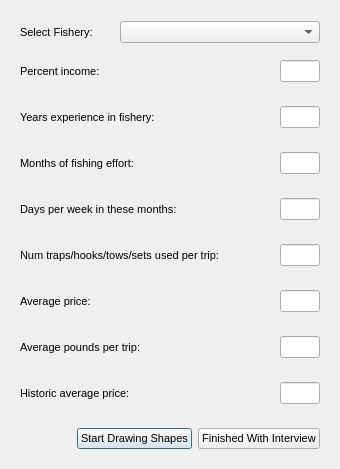
The window that oom_bc_comm/Interview/selectfishery.ui (Ecotrust/openoceanmap-desktop) describes before a commit, drawn with Qt 5.
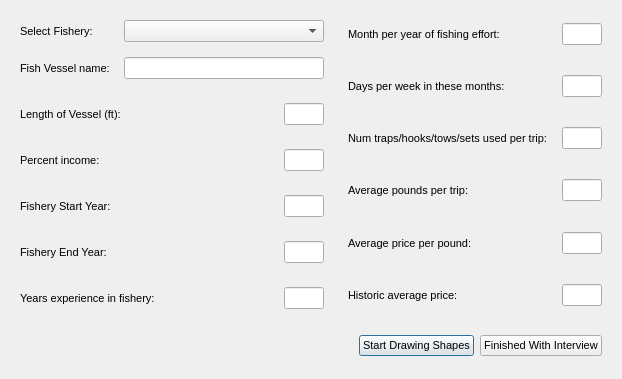
The same window after the commit.

Diff of the .ui file:
```diff
--- a/oom_bc_comm/Interview/selectfishery.ui
+++ b/oom_bc_comm/Interview/selectfishery.ui
@@ -6,13 +6,15 @@
    <rect>
     <x>0</x>
     <y>0</y>
-    <width>340</width>
-    <height>469</height>
+    <width>622</width>
+    <height>379</height>
    </rect>
   </property>
   <property name="windowTitle" >
    <string>OpenOceanMap - Select Fishery</string>
   </property>
+  <layout class="QGridLayout" name="gridLayout" >
+   <item row="0" column="0" >
   <layout class="QVBoxLayout" name="verticalLayout" >
    <item>
     <layout class="QHBoxLayout" name="horizontalLayout_3" >
@@ -246,6 +248,176 @@
      </item>
     </layout>
    </item>
+     <item>
+      <layout class="QHBoxLayout" name="horizontalLayout_25" >
+       <item>
+        <widget class="QWidget" native="1" name="widget_13" >
+         <property name="font" >
+          <font>
+           <family>Tahoma</family>
+           <pointsize>8</pointsize>
+          </font>
+         </property>
+         <layout class="QHBoxLayout" name="horizontalLayout_26" >
+          <item>
+           <widget class="QLabel" name="label_14" >
+            <property name="minimumSize" >
+             <size>
+              <width>90</width>
+              <height>0</height>
+             </size>
+            </property>
+            <property name="maximumSize" >
+             <size>
+              <width>90</width>
+              <height>16777215</height>
+             </size>
+            </property>
+            <property name="font" >
+             <font>
+              <family>Tahoma</family>
+              <pointsize>8</pointsize>
+             </font>
+            </property>
+            <property name="text" >
+             <string>Fish Vessel name:</string>
+            </property>
+           </widget>
+          </item>
+          <item>
+           <spacer name="horizontalSpacer_3" >
+            <property name="font" >
+             <font>
+              <family>Tahoma</family>
+              <pointsize>8</pointsize>
+             </font>
+            </property>
+            <property name="orientation" >
+             <enum>Qt::Horizontal</enum>
+            </property>
+            <property name="sizeHint" stdset="0" >
+             <size>
+              <width>40</width>
+              <height>20</height>
+             </size>
+            </property>
+           </spacer>
+          </item>
+          <item>
+           <widget class="QLineEdit" name="fishery_vessel_name" >
+            <property name="minimumSize" >
+             <size>
+              <width>200</width>
+              <height>0</height>
+             </size>
+            </property>
+            <property name="maximumSize" >
+             <size>
+              <width>200</width>
+              <height>16777215</height>
+             </size>
+            </property>
+            <property name="font" >
+             <font>
+              <family>Tahoma</family>
+              <pointsize>8</pointsize>
+             </font>
+            </property>
+           </widget>
+          </item>
+         </layout>
+         <zorder>label_14</zorder>
+         <zorder>fishery_vessel_name</zorder>
+         <zorder>horizontalSpacer_3</zorder>
+        </widget>
+       </item>
+      </layout>
+     </item>
+     <item>
+      <layout class="QHBoxLayout" name="horizontalLayout_27" >
+       <item>
+        <widget class="QWidget" native="1" name="widget_14" >
+         <property name="font" >
+          <font>
+           <family>Tahoma</family>
+           <pointsize>8</pointsize>
+          </font>
+         </property>
+         <layout class="QHBoxLayout" name="horizontalLayout_28" >
+          <item>
+           <widget class="QLabel" name="label_15" >
+            <property name="minimumSize" >
+             <size>
+              <width>200</width>
+              <height>0</height>
+             </size>
+            </property>
+            <property name="maximumSize" >
+             <size>
+              <width>200</width>
+              <height>16777215</height>
+             </size>
+            </property>
+            <property name="font" >
+             <font>
+              <family>Tahoma</family>
+              <pointsize>8</pointsize>
+             </font>
+            </property>
+            <property name="text" >
+             <string>Length of Vessel (ft):</string>
+            </property>
+           </widget>
+          </item>
+          <item>
+           <spacer name="horizontalSpacer_3" >
+            <property name="font" >
+             <font>
+              <family>Tahoma</family>
+              <pointsize>8</pointsize>
+             </font>
+            </property>
+            <property name="orientation" >
+             <enum>Qt::Horizontal</enum>
+            </property>
+            <property name="sizeHint" stdset="0" >
+             <size>
+              <width>40</width>
+              <height>20</height>
+             </size>
+            </property>
+           </spacer>
+          </item>
+          <item>
+           <widget class="QLineEdit" name="fishery_vessel_length" >
+            <property name="minimumSize" >
+             <size>
+              <width>40</width>
+              <height>0</height>
+             </size>
+            </property>
+            <property name="maximumSize" >
+             <size>
+              <width>40</width>
+              <height>16777215</height>
+             </size>
+            </property>
+            <property name="font" >
+             <font>
+              <family>Tahoma</family>
+              <pointsize>8</pointsize>
+             </font>
+            </property>
+           </widget>
+          </item>
+         </layout>
+         <zorder>label_15</zorder>
+         <zorder>fishery_vessel_length</zorder>
+         <zorder>horizontalSpacer_3</zorder>
+        </widget>
+       </item>
+      </layout>
+     </item>
    <item>
     <layout class="QHBoxLayout" name="horizontalLayout_15" >
      <item>
@@ -261,13 +433,13 @@
          <widget class="QLabel" name="label_9" >
           <property name="minimumSize" >
            <size>
-            <width>160</width>
+              <width>200</width>
             <height>0</height>
            </size>
           </property>
           <property name="maximumSize" >
            <size>
-            <width>160</width>
+              <width>200</width>
             <height>16777215</height>
            </size>
           </property>
@@ -331,6 +503,179 @@
      </item>
     </layout>
    </item>
+     <item>
+      <layout class="QHBoxLayout" name="horizontalLayout_9" >
+       <item>
+        <widget class="QWidget" native="1" name="widget_12" >
+         <property name="font" >
+          <font>
+           <family>Tahoma</family>
+           <pointsize>8</pointsize>
+          </font>
+         </property>
+         <layout class="QHBoxLayout" name="horizontalLayout_10" >
+          <item>
+           <widget class="QLabel" name="label_5" >
+            <property name="minimumSize" >
+             <size>
+              <width>200</width>
+              <height>0</height>
+             </size>
+            </property>
+            <property name="maximumSize" >
+             <size>
+              <width>200</width>
+              <height>16777215</height>
+             </size>
+            </property>
+            <property name="font" >
+             <font>
+              <family>Tahoma</family>
+              <pointsize>8</pointsize>
+             </font>
+            </property>
+            <property name="text" >
+             <string>Fishery Start Year:</string>
+            </property>
+           </widget>
+          </item>
+          <item>
+           <spacer name="horizontalSpacer_3" >
+            <property name="font" >
+             <font>
+              <family>Tahoma</family>
+              <pointsize>8</pointsize>
+             </font>
+            </property>
+            <property name="orientation" >
+             <enum>Qt::Horizontal</enum>
+            </property>
+            <property name="sizeHint" stdset="0" >
+             <size>
+              <width>40</width>
+              <height>20</height>
+             </size>
+            </property>
+           </spacer>
+          </item>
+          <item>
+           <widget class="QLineEdit" name="fishery_start_year" >
+            <property name="minimumSize" >
+             <size>
+              <width>40</width>
+              <height>0</height>
+             </size>
+            </property>
+            <property name="maximumSize" >
+             <size>
+              <width>40</width>
+              <height>16777215</height>
+             </size>
+            </property>
+            <property name="font" >
+             <font>
+              <family>Tahoma</family>
+              <pointsize>8</pointsize>
+             </font>
+            </property>
+            <property name="text" >
+             <string/>
+            </property>
+           </widget>
+          </item>
+         </layout>
+         <zorder>label_5</zorder>
+         <zorder>fishery_start_year</zorder>
+         <zorder>horizontalSpacer_3</zorder>
+        </widget>
+       </item>
+      </layout>
+     </item>
+     <item>
+      <layout class="QHBoxLayout" name="horizontalLayout_7" >
+       <item>
+        <widget class="QWidget" native="1" name="widget_11" >
+         <property name="font" >
+          <font>
+           <family>Tahoma</family>
+           <pointsize>8</pointsize>
+          </font>
+         </property>
+         <layout class="QHBoxLayout" name="horizontalLayout_8" >
+          <item>
+           <widget class="QLabel" name="label_4" >
+            <property name="minimumSize" >
+             <size>
+              <width>200</width>
+              <height>0</height>
+             </size>
+            </property>
+            <property name="maximumSize" >
+             <size>
+              <width>200</width>
+              <height>16777215</height>
+             </size>
+            </property>
+            <property name="font" >
+             <font>
+              <family>Tahoma</family>
+              <pointsize>8</pointsize>
+             </font>
+            </property>
+            <property name="text" >
+             <string>Fishery End Year:</string>
+            </property>
+           </widget>
+          </item>
+          <item>
+           <spacer name="horizontalSpacer_3" >
+            <property name="font" >
+             <font>
+              <family>Tahoma</family>
+              <pointsize>8</pointsize>
+             </font>
+            </property>
+            <property name="orientation" >
+             <enum>Qt::Horizontal</enum>
+            </property>
+            <property name="sizeHint" stdset="0" >
+             <size>
+              <width>40</width>
+              <height>20</height>
+             </size>
+            </property>
+           </spacer>
+          </item>
+          <item>
+           <widget class="QLineEdit" name="fishery_end_year" >
+            <property name="minimumSize" >
+             <size>
+              <width>40</width>
+              <height>0</height>
+             </size>
+            </property>
+            <property name="maximumSize" >
+             <size>
+              <width>40</width>
+              <height>16777215</height>
+             </size>
+            </property>
+            <property name="font" >
+             <font>
+              <family>Tahoma</family>
+              <pointsize>8</pointsize>
+             </font>
+            </property>
+           </widget>
+          </item>
+         </layout>
+         <zorder>label_4</zorder>
+         <zorder>fishery_end_year</zorder>
+         <zorder>horizontalSpacer_3</zorder>
+        </widget>
+       </item>
+      </layout>
+     </item>
    <item>
     <layout class="QHBoxLayout" name="horizontalLayout_11" >
      <item>
@@ -346,13 +691,13 @@
          <widget class="QLabel" name="label_7" >
           <property name="minimumSize" >
            <size>
-            <width>160</width>
+              <width>200</width>
             <height>0</height>
            </size>
           </property>
           <property name="maximumSize" >
            <size>
-            <width>160</width>
+              <width>200</width>
             <height>16777215</height>
            </size>
           </property>
@@ -416,6 +761,10 @@
      </item>
     </layout>
    </item>
+    </layout>
+   </item>
+   <item row="0" column="1" >
+    <layout class="QVBoxLayout" name="verticalLayout_2" >
    <item>
     <layout class="QHBoxLayout" name="horizontalLayout_19" >
      <item>
@@ -431,13 +780,13 @@
          <widget class="QLabel" name="label_11" >
           <property name="minimumSize" >
            <size>
-            <width>160</width>
+              <width>200</width>
             <height>0</height>
            </size>
           </property>
           <property name="maximumSize" >
            <size>
-            <width>160</width>
+              <width>200</width>
             <height>16777215</height>
            </size>
           </property>
@@ -448,7 +797,7 @@
            </font>
           </property>
           <property name="text" >
-           <string>Months of fishing effort:</string>
+             <string>Month per year of fishing effort:</string>
           </property>
          </widget>
         </item>
@@ -516,13 +865,13 @@
          <widget class="QLabel" name="label_12" >
           <property name="minimumSize" >
            <size>
-            <width>160</width>
+              <width>200</width>
             <height>0</height>
            </size>
           </property>
           <property name="maximumSize" >
            <size>
-            <width>160</width>
+              <width>200</width>
             <height>16777215</height>
            </size>
           </property>
@@ -671,91 +1020,6 @@
      </item>
     </layout>
    </item>
-   <item>
-    <layout class="QHBoxLayout" name="horizontalLayout_13" >
-     <item>
-      <widget class="QWidget" native="1" name="widget_5" >
-       <property name="font" >
-        <font>
-         <family>Tahoma</family>
-         <pointsize>8</pointsize>
-        </font>
-       </property>
-       <layout class="QHBoxLayout" name="horizontalLayout_14" >
-        <item>
-         <widget class="QLabel" name="label_8" >
-          <property name="minimumSize" >
-           <size>
-            <width>160</width>
-            <height>0</height>
-           </size>
-          </property>
-          <property name="maximumSize" >
-           <size>
-            <width>160</width>
-            <height>16777215</height>
-           </size>
-          </property>
-          <property name="font" >
-           <font>
-            <family>Tahoma</family>
-            <pointsize>8</pointsize>
-           </font>
-          </property>
-          <property name="text" >
-           <string>Average price:</string>
-          </property>
-         </widget>
-        </item>
-        <item>
-         <spacer name="horizontalSpacer_3" >
-          <property name="font" >
-           <font>
-            <family>Tahoma</family>
-            <pointsize>8</pointsize>
-           </font>
-          </property>
-          <property name="orientation" >
-           <enum>Qt::Horizontal</enum>
-          </property>
-          <property name="sizeHint" stdset="0" >
-           <size>
-            <width>40</width>
-            <height>20</height>
-           </size>
-          </property>
-         </spacer>
-        </item>
-        <item>
-         <widget class="QLineEdit" name="fishery_avg_price" >
-          <property name="minimumSize" >
-           <size>
-            <width>40</width>
-            <height>0</height>
-           </size>
-          </property>
-          <property name="maximumSize" >
-           <size>
-            <width>40</width>
-            <height>16777215</height>
-           </size>
-          </property>
-          <property name="font" >
-           <font>
-            <family>Tahoma</family>
-            <pointsize>8</pointsize>
-           </font>
-          </property>
-         </widget>
-        </item>
-       </layout>
-       <zorder>label_8</zorder>
-       <zorder>horizontalSpacer_3</zorder>
-       <zorder>fishery_avg_price</zorder>
-      </widget>
-     </item>
-    </layout>
-   </item>
    <item>
     <layout class="QHBoxLayout" name="horizontalLayout_23" >
      <item>
@@ -771,13 +1035,13 @@
          <widget class="QLabel" name="label_13" >
           <property name="minimumSize" >
            <size>
-            <width>160</width>
+              <width>200</width>
             <height>0</height>
            </size>
           </property>
           <property name="maximumSize" >
            <size>
-            <width>160</width>
+              <width>200</width>
             <height>16777215</height>
            </size>
           </property>
@@ -841,6 +1105,91 @@
      </item>
     </layout>
    </item>
+     <item>
+      <layout class="QHBoxLayout" name="horizontalLayout_13" >
+       <item>
+        <widget class="QWidget" native="1" name="widget_5" >
+         <property name="font" >
+          <font>
+           <family>Tahoma</family>
+           <pointsize>8</pointsize>
+          </font>
+         </property>
+         <layout class="QHBoxLayout" name="horizontalLayout_14" >
+          <item>
+           <widget class="QLabel" name="label_8" >
+            <property name="minimumSize" >
+             <size>
+              <width>200</width>
+              <height>0</height>
+             </size>
+            </property>
+            <property name="maximumSize" >
+             <size>
+              <width>200</width>
+              <height>16777215</height>
+             </size>
+            </property>
+            <property name="font" >
+             <font>
+              <family>Tahoma</family>
+              <pointsize>8</pointsize>
+             </font>
+            </property>
+            <property name="text" >
+             <string>Average price per pound:</string>
+            </property>
+           </widget>
+          </item>
+          <item>
+           <spacer name="horizontalSpacer_3" >
+            <property name="font" >
+             <font>
+              <family>Tahoma</family>
+              <pointsize>8</pointsize>
+             </font>
+            </property>
+            <property name="orientation" >
+             <enum>Qt::Horizontal</enum>
+            </property>
+            <property name="sizeHint" stdset="0" >
+             <size>
+              <width>40</width>
+              <height>20</height>
+             </size>
+            </property>
+           </spacer>
+          </item>
+          <item>
+           <widget class="QLineEdit" name="fishery_avg_price_per_pound" >
+            <property name="minimumSize" >
+             <size>
+              <width>40</width>
+              <height>0</height>
+             </size>
+            </property>
+            <property name="maximumSize" >
+             <size>
+              <width>40</width>
+              <height>16777215</height>
+             </size>
+            </property>
+            <property name="font" >
+             <font>
+              <family>Tahoma</family>
+              <pointsize>8</pointsize>
+             </font>
+            </property>
+           </widget>
+          </item>
+         </layout>
+         <zorder>label_8</zorder>
+         <zorder>horizontalSpacer_3</zorder>
+         <zorder>fishery_avg_price_per_pound</zorder>
+        </widget>
+       </item>
+      </layout>
+     </item>
    <item>
     <layout class="QHBoxLayout" name="horizontalLayout_5" >
      <item>
@@ -856,13 +1205,13 @@
          <widget class="QLabel" name="label" >
           <property name="minimumSize" >
            <size>
-            <width>160</width>
+              <width>200</width>
             <height>0</height>
            </size>
           </property>
           <property name="maximumSize" >
            <size>
-            <width>160</width>
+              <width>200</width>
             <height>16777215</height>
            </size>
           </property>
@@ -926,7 +1275,9 @@
      </item>
     </layout>
    </item>
-   <item>
+    </layout>
+   </item>
+   <item row="1" column="0" colspan="2" >
     <layout class="QHBoxLayout" name="horizontalLayout_2" >
      <item>
       <widget class="QWidget" native="1" name="widget_2" >
```
Left out of the diff: 12 changed lines with no effect on the pictures. Lines whose indentation alone changed are shown as unchanged.
